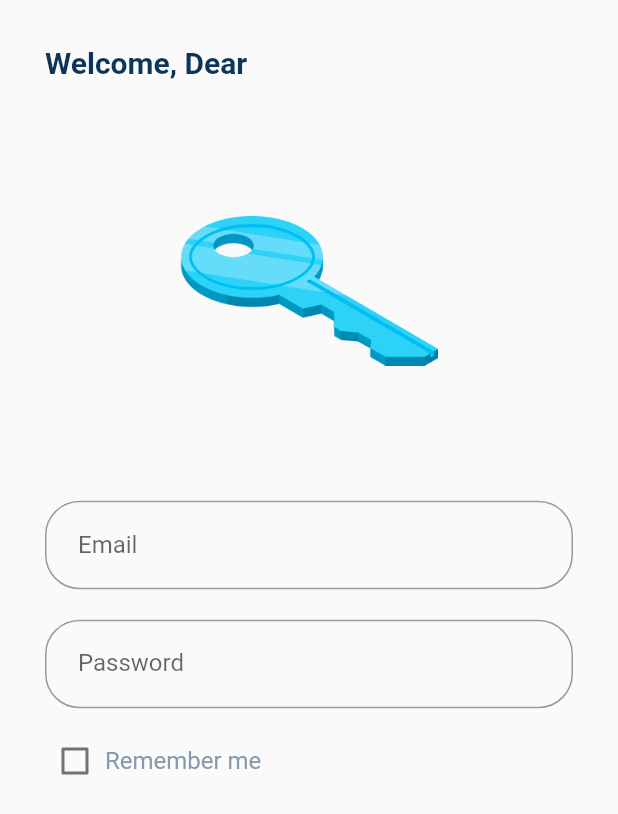
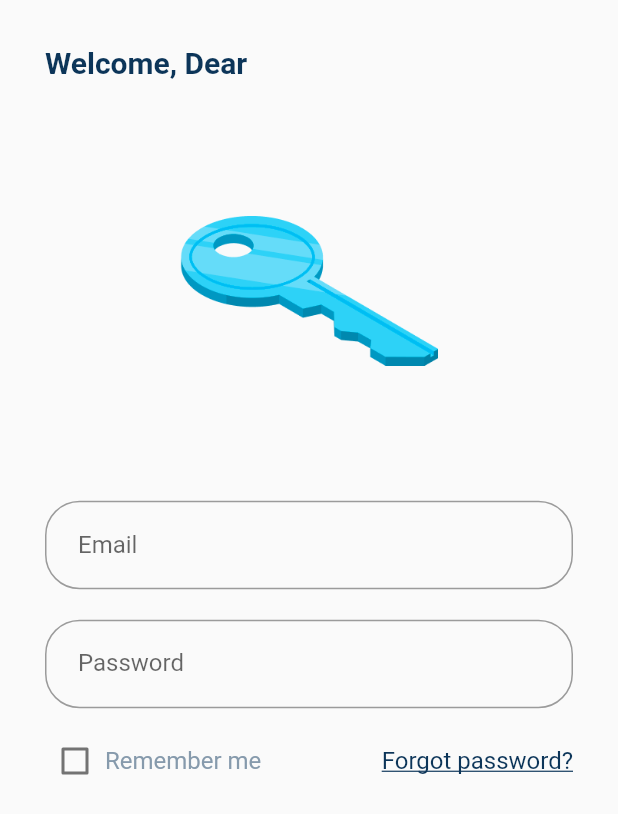
Before and after one commit to NourhanHamada/tap_cash, a Flutter app: the screen it shows after launch, on a phone screen of 412 x 824 dp. Shown: the top 814 px of the screen. Run offline on Flutter 3.47's test engine with Material 2 defaults, Android fonts, the phone set to English and light mode, and no system bars; our stand-ins replace bloc, dio, flutter_bloc, flutter_screenutil, go_router, google_fonts and 1 more; missing offline and left inert: curl_logger_dio_interceptor; statements that could not run were skipped.

Commit message:
some changes

```diff
--- a/lib/view/screens/auth/login_screen.dart
+++ b/lib/view/screens/auth/login_screen.dart
@@ -1,12 +1,9 @@
 import 'package:flutter/material.dart';
-import 'package:flutter_bloc/flutter_bloc.dart';
 import 'package:flutter_screenutil/flutter_screenutil.dart';
 import 'package:tap_cash/constants/colors.dart';
 import 'package:tap_cash/constants/images.dart';
 import 'package:tap_cash/constants/styles.dart';
 import 'package:tap_cash/view/utils/custom_text_form_field.dart';
-
-import '../../../controller/cubit/check_box_cubit.dart';
 
 class LoginScreen extends StatefulWidget {
   const LoginScreen({Key? key}) : super(key: key);
@@ -42,6 +39,9 @@ class _LoginScreenState extends State<LoginScreen> {
                   width: 180.w,
                 ),
               ),
+              Form(
+                child: Column(
+                  children: [
                     const CustomTextFormField(
                       labelText: 'Email',
                       obscureText: false,
@@ -55,15 +55,20 @@ class _LoginScreenState extends State<LoginScreen> {
                       obscureText: false,
                       textInputType: TextInputType.visiblePassword,
                     ),
+                  ],
+                ),
+              ),
               SizedBox(
                 height: 15.h,
               ),
               Row(
+                mainAxisAlignment: MainAxisAlignment.spaceBetween,
                 children: [
                   Row(
                     children: [
-                      Checkbox(value: isChecked,
-                          onChanged: (value){
+                      Checkbox(
+                        value: isChecked,
+                        onChanged: (value) {
                           isChecked = value!;
                           setState(() {
                             isChecked != isChecked;
@@ -72,12 +77,26 @@ class _LoginScreenState extends State<LoginScreen> {
                         materialTapTargetSize: MaterialTapTargetSize.padded,
                         visualDensity: VisualDensity.compact,
                       ),
-                       Text('Remember me', style: MyStyles.textStyle14.copyWith(color: MyColors.grey),),
+                      Text(
+                        'Remember me',
+                        style:
+                            MyStyles.textStyle14.copyWith(color: MyColors.grey),
+                      ),
                     ],
                   ),
+                  Text(
+                    'Forgot password?',
+                    style: MyStyles.textStyle14.copyWith(
+                      decoration: TextDecoration.underline,
+                      color: MyColors.mainColor
+                    ),
+                  ),
+                ],
+              ),
+              SizedBox(
+                height: 25.h,
+              ),
 
-                ],
-              )
             ],
           ),
         ),
```
Lines whose indentation alone changed are shown as unchanged.
